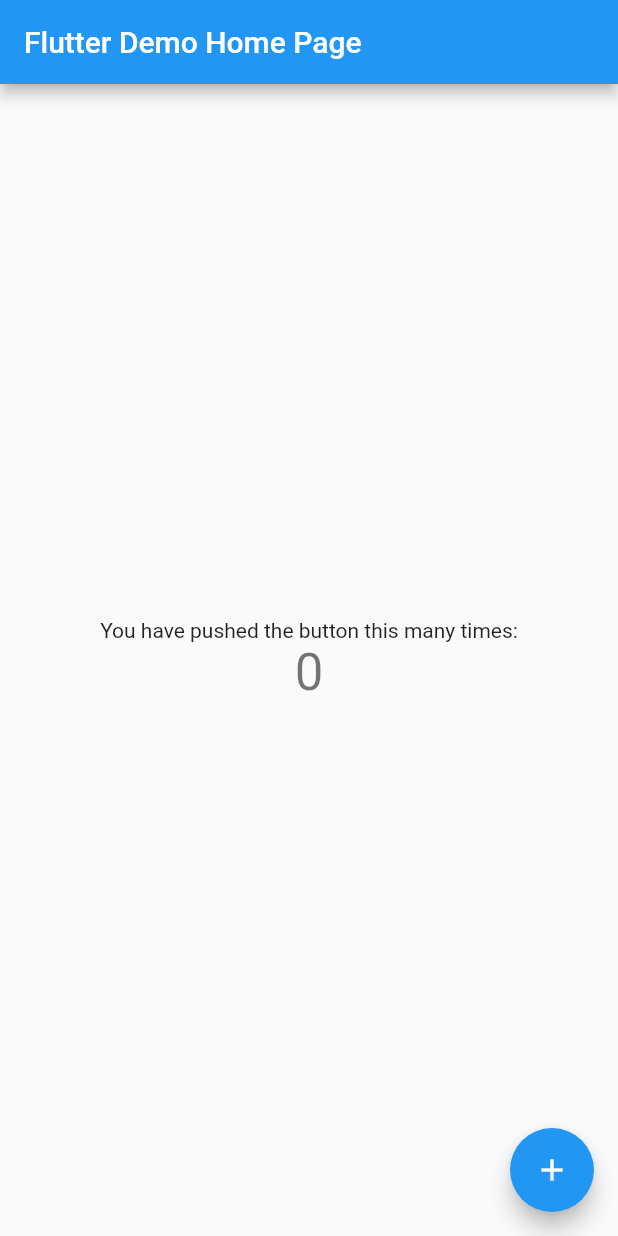
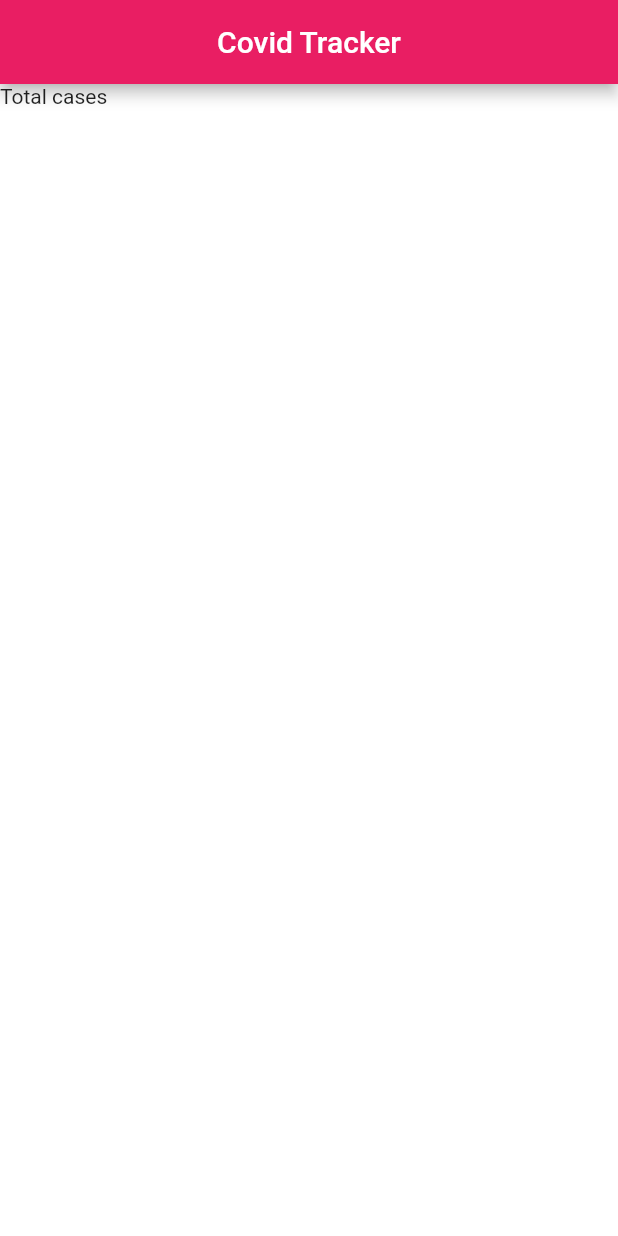
Before and after one commit to i-anuragmishra/tracker-covid, a Flutter app: the screen it shows after launch, on a phone screen of 412 x 824 dp. Run offline on Flutter 3.47's test engine with Material 2 defaults, Android fonts, the phone set to English and light mode, and no system bars.

Commit message:
Progress of Day 1 Added a app bar and changed the background color

```diff
--- a/covidtracker/lib/main.dart
+++ b/covidtracker/lib/main.dart
@@ -1,111 +1,15 @@
 import 'package:flutter/material.dart';
 
-void main() => runApp(MyApp());
-
-class MyApp extends StatelessWidget {
-  // This widget is the root of your application.
-  @override
-  Widget build(BuildContext context) {
-    return MaterialApp(
-      title: 'Flutter Demo',
-      theme: ThemeData(
-        // This is the theme of your application.
-        //
-        // Try running your application with "flutter run". You'll see the
-        // application has a blue toolbar. Then, without quitting the app, try
-        // changing the primarySwatch below to Colors.green and then invoke
-        // "hot reload" (press "r" in the console where you ran "flutter run",
-        // or simply save your changes to "hot reload" in a Flutter IDE).
-        // Notice that the counter didn't reset back to zero; the application
-        // is not restarted.
-        primarySwatch: Colors.blue,
-      ),
-      home: MyHomePage(title: 'Flutter Demo Home Page'),
-    );
-  }
-}
-
-class MyHomePage extends StatefulWidget {
-  MyHomePage({Key key, this.title}) : super(key: key);
-
-  // This widget is the home page of your application. It is stateful, meaning
-  // that it has a State object (defined below) that contains fields that affect
-  // how it looks.
-
-  // This class is the configuration for the state. It holds the values (in this
-  // case the title) provided by the parent (in this case the App widget) and
-  // used by the build method of the State. Fields in a Widget subclass are
-  // always marked "final".
-
-  final String title;
-
-  @override
-  _MyHomePageState createState() => _MyHomePageState();
-}
-
-class _MyHomePageState extends State<MyHomePage> {
-  int _counter = 0;
-
-  void _incrementCounter() {
-    setState(() {
-      // This call to setState tells the Flutter framework that something has
-      // changed in this State, which causes it to rerun the build method below
-      // so that the display can reflect the updated values. If we changed
-      // _counter without calling setState(), then the build method would not be
-      // called again, and so nothing would appear to happen.
-      _counter++;
-    });
-  }
-
-  @override
-  Widget build(BuildContext context) {
-    // This method is rerun every time setState is called, for instance as done
-    // by the _incrementCounter method above.
-    //
-    // The Flutter framework has been optimized to make rerunning build methods
-    // fast, so that you can just rebuild anything that needs updating rather
-    // than having to individually change instances of widgets.
-    return Scaffold(
-      appBar: AppBar(
-        // Here we take the value from the MyHomePage object that was created by
-        // the App.build method, and use it to set our appbar title.
-        title: Text(widget.title),
-      ),
-      body: Center(
-        // Center is a layout widget. It takes a single child and positions it
-        // in the middle of the parent.
-        child: Column(
-          // Column is also a layout widget. It takes a list of children and
-          // arranges them vertically. By default, it sizes itself to fit its
-          // children horizontally, and tries to be as tall as its parent.
-          //
-          // Invoke "debug painting" (press "p" in the console, choose the
-          // "Toggle Debug Paint" action from the Flutter Inspector in Android
-          // Studio, or the "Toggle Debug Paint" command in Visual Studio Code)
-          // to see the wireframe for each widget.
-          //
-          // Column has various properties to control how it sizes itself and
-          // how it positions its children. Here we use mainAxisAlignment to
-          // center the children vertically; the main axis here is the vertical
-          // axis because Columns are vertical (the cross axis would be
-          // horizontal).
-          mainAxisAlignment: MainAxisAlignment.center,
-          children: <Widget>[
-            Text(
-              'You have pushed the button this many times:',
-            ),
-            Text(
-              '$_counter',
-              style: Theme.of(context).textTheme.display1,
-            ),
-          ],
-        ),
-      ),
-      floatingActionButton: FloatingActionButton(
-        onPressed: _incrementCounter,
-        tooltip: 'Increment',
-        child: Icon(Icons.add),
-      ), // This trailing comma makes auto-formatting nicer for build methods.
-    );
-  }
-}
+void main() => runApp(MaterialApp(
+      home: Scaffold(
+          body: Text(
+            "Total cases",
+            textAlign: TextAlign.center,
+          ),
+          backgroundColor: Colors.white,
+          appBar: AppBar(
+            centerTitle: true,
+            title: Text("Covid Tracker"),
+            backgroundColor: Colors.pink[500],
+          )),
+    ));
```
Also changed, not shown: 1 other file.
